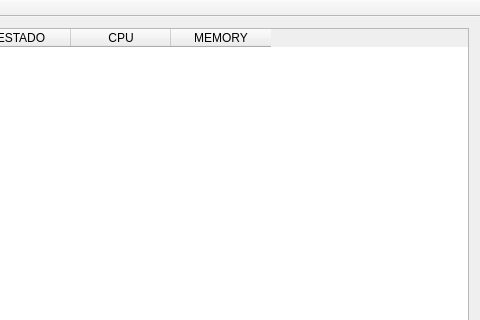
EduardoLeonel/TaskManager, file mainwindow.ui: the form before one commit; both pictures show x 241 to 721 and y 0 to 320 of the 721 by 516 pixel window.
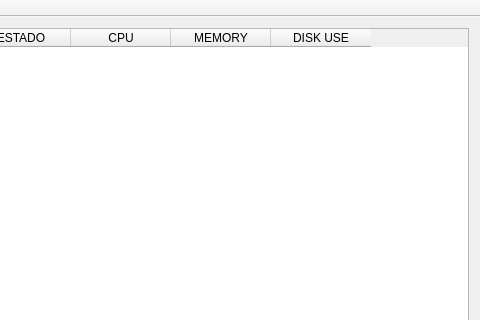
The form after the commit.

What changed in the file:
```diff
--- a/mainwindow.ui
+++ b/mainwindow.ui
@@ -47,6 +47,11 @@
           <string>MEMORY</string>
          </property>
         </column>
+        <column>
+         <property name="text">
+          <string>DISK USE</string>
+         </property>
+        </column>
        </widget>
       </item>
       <item>
```
